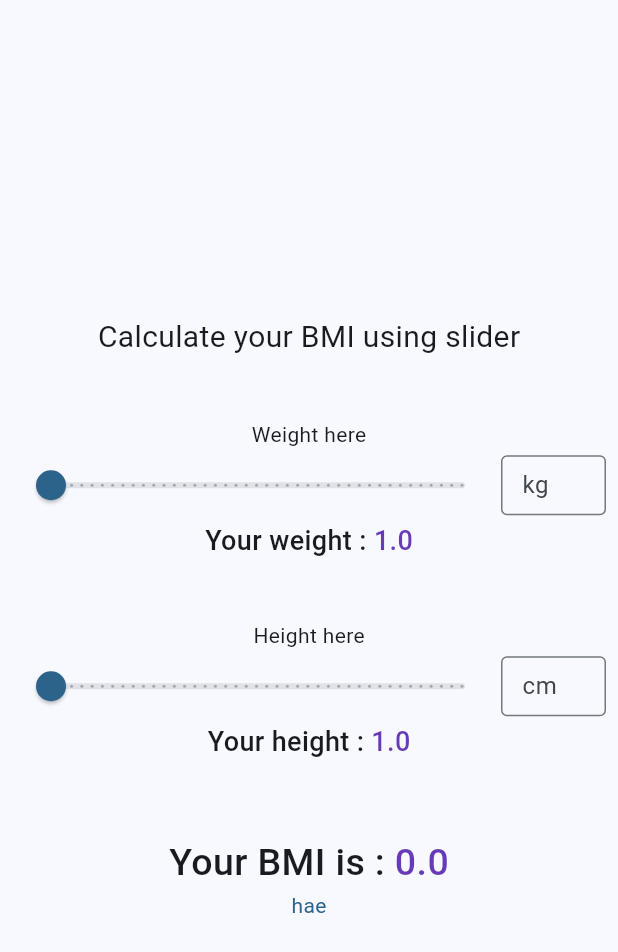
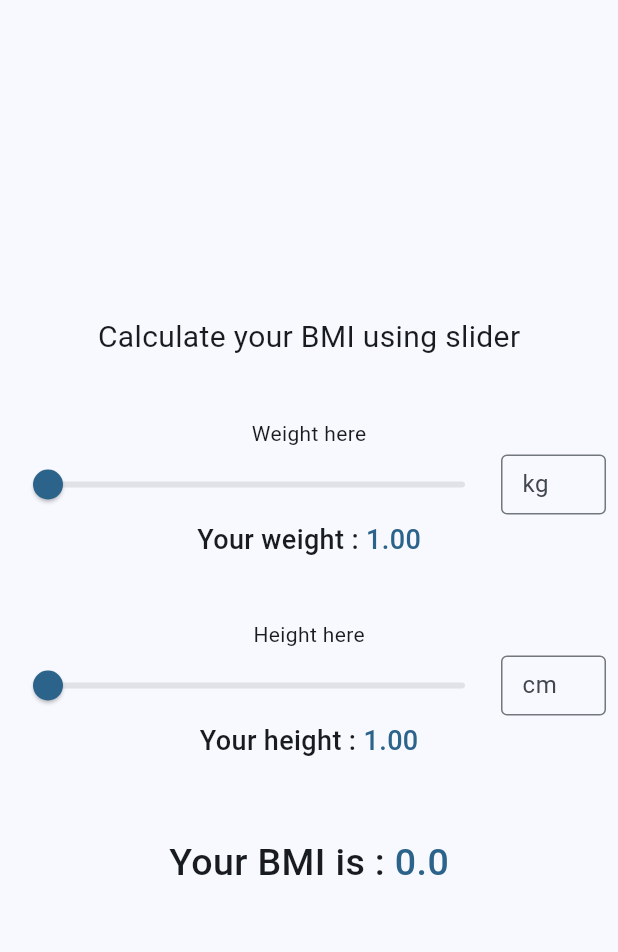
Before and after one commit to priya31-prog/flutter_practice, a Flutter app: the screen it shows after launch, on a phone screen of 412 x 824 dp. Shown: the top 952 px of the screen. Run offline on Flutter 3.47's test engine with Material 3 defaults, Android fonts, the phone set to English and light mode, and no system bars; our stand-ins replace flutter_riverpod.

Commit message:
slider calculator

```diff
--- a/isolates_mixins/lib/mixins/hero widget/common_functions.dart
+++ b/isolates_mixins/lib/mixins/hero widget/common_functions.dart
@@ -2,7 +2,6 @@ class CommonUtils {
   static String updateInputValue(String value, bool height) {
     String errorText = '';
 
-    // Validate the input range between 1 and 150
     double parsedValue = double.tryParse(value) ?? 0;
     if (parsedValue < 1 || height ? parsedValue > 250 : parsedValue > 150) {
       return errorText = 'Value must be between 1 and 250';
@@ -12,8 +11,6 @@ class CommonUtils {
   }
 
   static Future<String> getBMI({
-    // double? bmi = 0.0,
-    // bool isBmiValueNeeded = false,
     double height = 1.0,
     double weight = 1.0,
   }) async {
--- a/isolates_mixins/lib/mixins/hero widget/sliders.dart
+++ b/isolates_mixins/lib/mixins/hero widget/sliders.dart
@@ -3,13 +3,6 @@ import 'package:flutter/services.dart';
 import 'package:flutter_riverpod/flutter_riverpod.dart';
 import 'package:isolates_mixins/mixins/hero%20widget/common_functions.dart';
 import 'package:isolates_mixins/state_management/state_provider.dart';
-
-// class SlidersClass extends StatefulWidget {
-//   const SlidersClass({super.key});
-
-//   @override
-//   State<SlidersClass> createState() => _SlidersClassState();
-// }
 
 // ignore: must_be_immutable
 class SlidersClass extends ConsumerWidget {
@@ -46,9 +39,16 @@ class SlidersClass extends ConsumerWidget {
                   Expanded(
                     child: Slider(
                       value: weight,
-                      divisions: 40,
-                      onChanged: (value) {
+                      // divisions: 5,
+                      onChanged: (value) async {
                         ref.read(weightProvider.notifier).state = value;
+                        if (value > 1 && height > 1) {
+                          var val = await CommonUtils.getBMI(
+                            height: height,
+                            weight: value,
+                          );
+                          ref.read(finalBMI.notifier).state = val;
+                        }
                       },
                       min: 1,
                       max: 150,
@@ -106,8 +106,10 @@ class SlidersClass extends ConsumerWidget {
                   children: [
                     TextSpan(text: 'Your weight : '),
                     TextSpan(
-                      text: weight.toString(),
-                      style: TextStyle(color: Colors.deepPurple),
+                      text: weight.toStringAsFixed(2),
+                      style: TextStyle(
+                        color: Theme.of(context).colorScheme.primary,
+                      ),
                     ),
                   ],
                 ),
@@ -121,9 +123,16 @@ class SlidersClass extends ConsumerWidget {
                   Expanded(
                     child: Slider(
                       value: height.toDouble(),
-                      divisions: 40,
-                      onChanged: (value) {
+                      // divisions: 5,
+                      onChanged: (value) async {
                         ref.read(bmiHeight.notifier).state = value;
+                        if (value > 1 && weight > 1) {
+                          var val = await CommonUtils.getBMI(
+                            height: value,
+                            weight: weight,
+                          );
+                          ref.read(finalBMI.notifier).state = val;
+                        }
                       },
                       min: 1,
                       max: 250,
@@ -172,8 +181,10 @@ class SlidersClass extends ConsumerWidget {
                   children: [
                     TextSpan(text: 'Your height : '),
                     TextSpan(
-                      text: height.toString(),
-                      style: TextStyle(color: Colors.deepPurple),
+                      text: height.toStringAsFixed(2),
+                      style: TextStyle(
+                        color: Theme.of(context).colorScheme.primary,
+                      ),
                     ),
                   ],
                 ),
@@ -189,17 +200,21 @@ class SlidersClass extends ConsumerWidget {
                     TextSpan(
                       text:
                           height > 1.0 && weight > 1.0
-                              ? (weight / (height / 100 * height / 100))
-                                  .toStringAsFixed(2)
+                              ? CommonUtils.getBmiValue(
+                                height: height,
+                                weight: weight,
+                              ).toStringAsFixed(2)
                               : '0.0',
-                      style: TextStyle(color: Colors.deepPurple),
+                      style: TextStyle(
+                        color: Theme.of(context).colorScheme.primary,
+                      ),
                     ),
                   ],
                 ),
               ),
 
               Text(
-                bmiResult != '' ? 'You are  ${bmiResult}' : 'hae',
+                bmiResult != '' ? 'You are  $bmiResult' : '',
                 style: TextStyle(color: Theme.of(context).colorScheme.primary),
               ),
             ],
```
